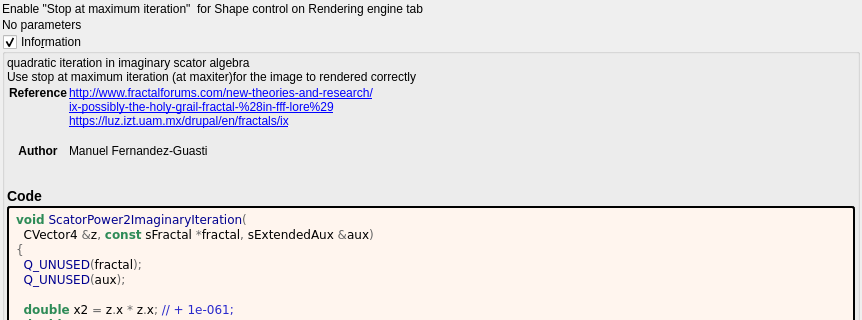
First picture: the form in mandelbulber2/formula/ui/scator_power2_imaginary.ui, repository buddhi1980/mandelbulber2, before the edit; both pictures show x 0 to 862 and y 0 to 320 of the 862 by 692 pixel window.
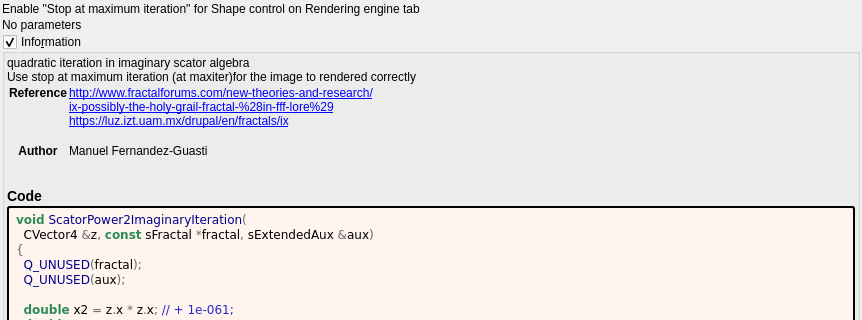
Second picture: the form after the edit. Custom widgets are drawn as their Qt base class.

Patch:
```diff
--- a/mandelbulber2/formula/ui/scator_power2_imaginary.ui
+++ b/mandelbulber2/formula/ui/scator_power2_imaginary.ui
@@ -32,7 +32,7 @@
    <item>
     <widget class="QLabel" name="label_2">
      <property name="text">
-      <string>Enable &quot;Stop at maximum iteration&quot;  for Shape control on Rendering engine tab</string>
+      <string>Enable &quot;Stop at maximum iteration&quot; for Shape control on Rendering engine tab</string>
      </property>
     </widget>
    </item>
```
Left out of the diff: 4 changed lines with no effect on the pictures.
